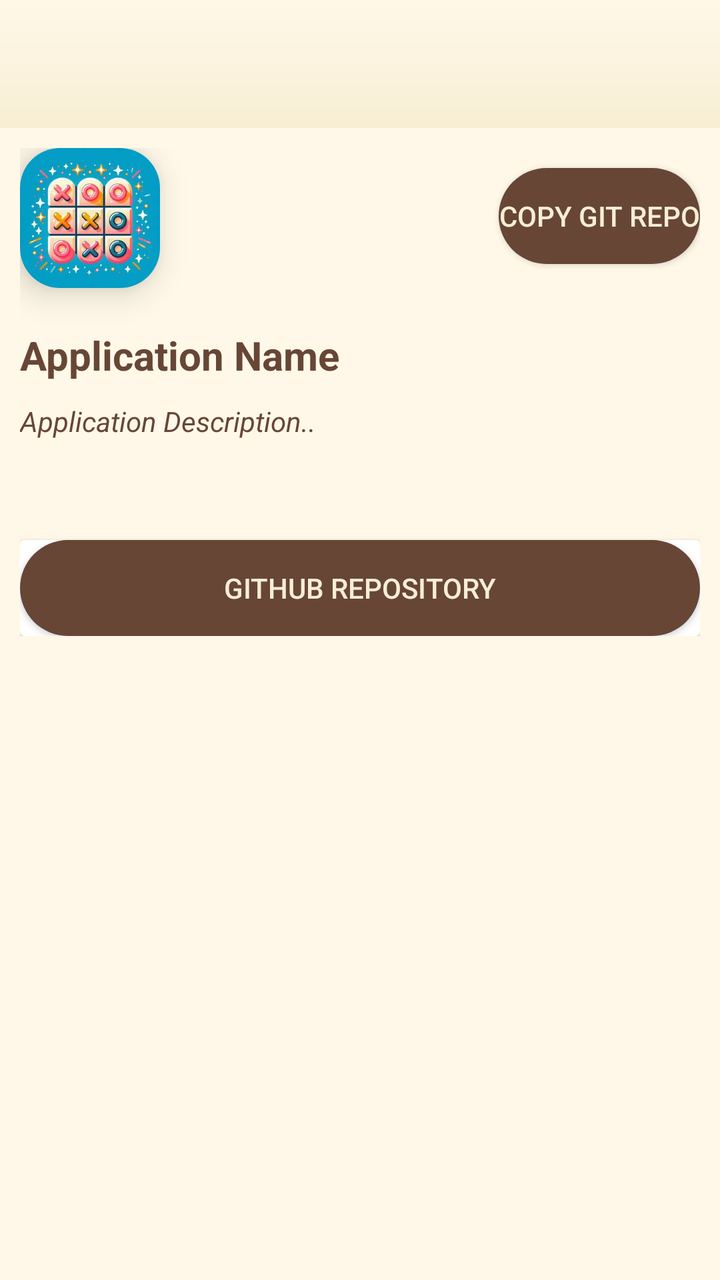
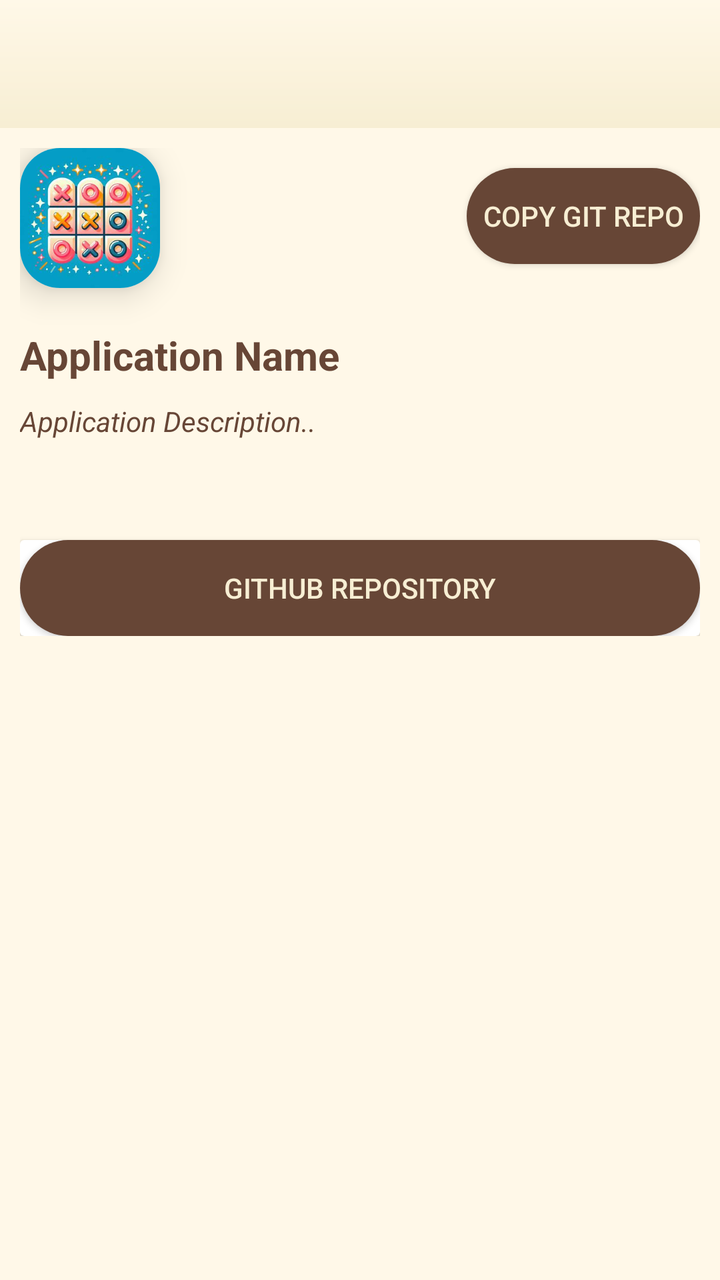

Before-and-after screenshots of an Android layout around one commit, followed by the original layout XML and the change that was made.
<!-- AndroidManifest.xml: application theme Base.Theme.Drawer -->
<!-- res/layout/activity_app_content_page.xml -->
<?xml version="1.0" encoding="utf-8"?>
<LinearLayout xmlns:android="http://schemas.android.com/apk/res/android"
    xmlns:app="http://schemas.android.com/apk/res-auto"
    xmlns:tools="http://schemas.android.com/tools"
    android:id="@+id/main"
    android:layout_width="match_parent"
    android:layout_height="match_parent"
    android:orientation="vertical"
    tools:context=".App_content_page">

    <com.google.android.material.appbar.AppBarLayout
        android:layout_width="match_parent"
        android:layout_height="wrap_content">

        <androidx.appcompat.widget.Toolbar
            android:id="@+id/toolbarActivity"

            app:title=" "
            android:background="@drawable/gradient_effect"
            android:layout_width="match_parent"
            android:layout_height="wrap_content">
        </androidx.appcompat.widget.Toolbar>

    </com.google.android.material.appbar.AppBarLayout>

    <RelativeLayout
        android:layout_width="match_parent"
        android:layout_height="wrap_content"
        android:backgroundTint="#F5F5F5"
        android:padding="10dp">

        <LinearLayout
            android:layout_width="match_parent"
            android:layout_height="wrap_content"
            android:orientation="vertical"

            android:id="@+id/llAppstore">

            <androidx.cardview.widget.CardView
                android:layout_width="70dp"
                android:layout_height="70dp"
                app:cardCornerRadius="20dp"
                app:cardElevation="10dp">

                <ImageView
                    android:id="@+id/imgAppLogo"

                    android:layout_width="70dp"
                    android:layout_height="70dp"
                    android:src="@drawable/tictactoe"></ImageView>
            </androidx.cardview.widget.CardView>

            <TextView
                android:id="@+id/txtAppName"

                android:layout_width="wrap_content"
                android:layout_height="wrap_content"
                android:text="Application Name"
                android:textSize="20sp"
                android:textStyle="bold"
                android:textColor="@color/textColor"
                android:layout_marginTop="20dp">
            </TextView>

            <TextView
                android:id="@+id/txtDescription"

                android:layout_width="wrap_content"
                android:layout_height="wrap_content"
                android:layout_marginTop="10dp"
                android:textColor="@color/textColor"

                android:text="Application Description.."
                android:textStyle="italic">
            </TextView>
            
            <View
                android:layout_width="match_parent"
                android:layout_height="40dp">
            </View>

            <androidx.cardview.widget.CardView
                android:layout_width="match_parent"
                android:layout_height="wrap_content"
                android:layout_marginTop="10dp">

                <androidx.appcompat.widget.AppCompatButton
                    android:id="@+id/gitRepoButton"

                    android:layout_width="match_parent"
                    android:layout_height="wrap_content"
                    android:layout_alignParentBottom="true"
                    android:backgroundTint="#674636"
                    android:text="GitHub Repository"
                    android:background="@drawable/button_round"
                    android:textColor="#F7EED3">
                </androidx.appcompat.widget.AppCompatButton>

            </androidx.cardview.widget.CardView>

        </LinearLayout>

        <androidx.appcompat.widget.AppCompatButton
            android:id="@+id/gitCopy"

            android:layout_width="wrap_content"
            android:layout_height="wrap_content"
            android:backgroundTint="#674636"
            android:text="Copy Git Repo"
            android:textColor="#F7EED3"
            android:background="@drawable/button_round"
            android:layout_alignParentRight="true"
            android:layout_marginTop="10dp">
        </androidx.appcompat.widget.AppCompatButton>

        <androidx.recyclerview.widget.RecyclerView
            android:id="@+id/recyclerViewScreenshots"
            android:layout_width="match_parent"
            android:layout_height="wrap_content"
            android:layout_marginTop="30dp"
            android:layout_below="@+id/llAppstore"
            android:scrollbars="none"
            android:orientation="horizontal"/>

    </RelativeLayout>

</LinearLayout>
<!-- resources referenced by this layout -->
<resources>
  <color name="textColor">#674636</color>
  <!-- drawable button_round (drawable) -->
  <?xml version="1.0" encoding="utf-8"?>
  <shape xmlns:android="http://schemas.android.com/apk/res/android"
      android:shape="rectangle">
      <corners android:radius="50dp"/>
      <solid android:color="#48CFCB"/>
  
  </shape>
  <!-- drawable gradient_effect (drawable) -->
  <?xml version="1.0" encoding="utf-8"?>
  <shape xmlns:android="http://schemas.android.com/apk/res/android">
  
      <gradient android:startColor="#F7EED3"
          android:endColor="#FFF8E8"
          android:angle="90">
  
      </gradient>
  
  </shape>
  <!-- drawable tictactoe: jpeg bitmap (drawable, 17841 bytes) -->
  <style name="Base.Theme.Drawer" parent="Theme.Material3.DayNight.NoActionBar">
          
           <item name="colorPrimary">@color/backgroundColor</item>
          <item name="android:windowBackground">@color/backgroundColor</item>
      </style>
  <color name="backgroundColor">#FFF8E8</color>
</resources>

<!-- the commit's change to res/layout/activity_app_content_page.xml (unified diff, before → after) -->
@@ -105,6 +105,7 @@
 
             android:layout_width="wrap_content"
             android:layout_height="wrap_content"
+            android:padding="8dp"
             android:backgroundTint="#674636"
             android:text="Copy Git Repo"
             android:textColor="#F7EED3"
